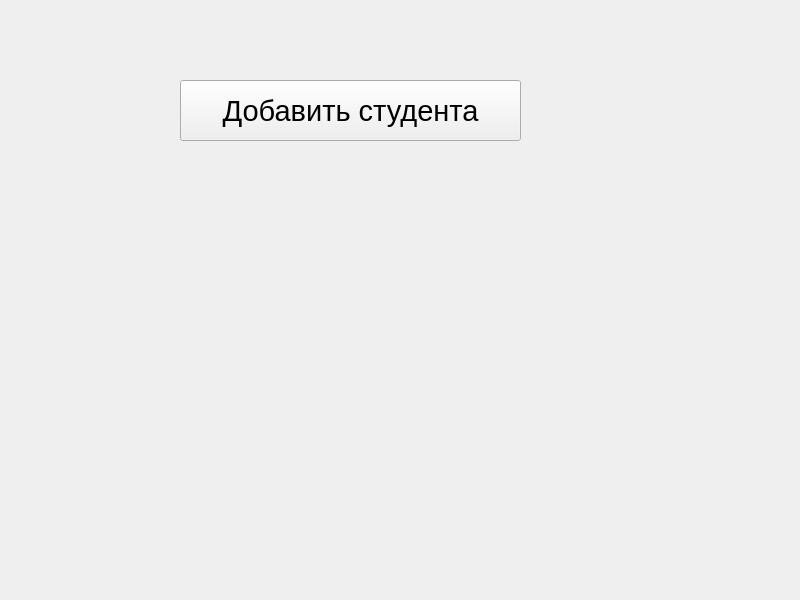
Old version of the form form.ui in the repository dcherep/student.
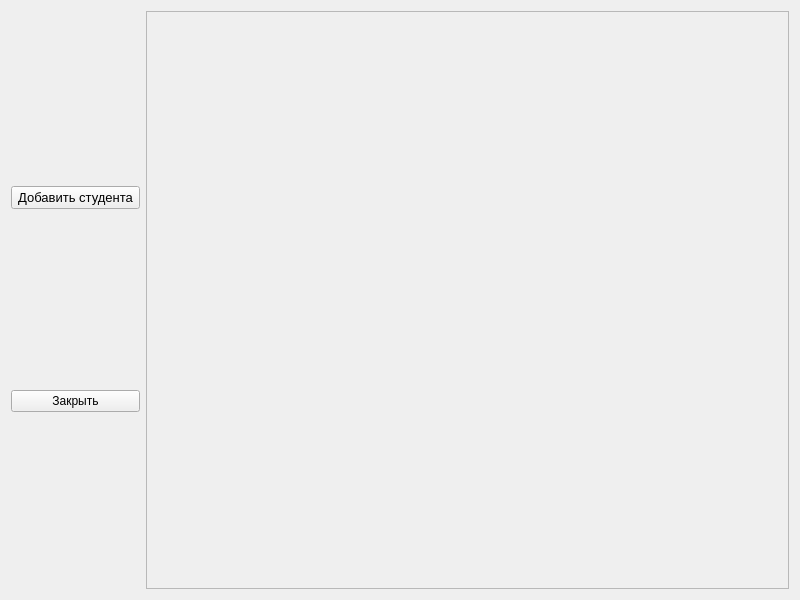
New version of the form.

```diff
--- a/form.ui
+++ b/form.ui
@@ -13,24 +13,49 @@
   <property name="windowTitle">
    <string>Widget</string>
   </property>
+  <layout class="QHBoxLayout" name="horizontalLayout" stretch="1,5">
+   <item>
+    <layout class="QVBoxLayout" name="verticalLayout">
+     <item>
   <widget class="QPushButton" name="pushButton">
-   <property name="geometry">
-    <rect>
-     <x>180</x>
-     <y>80</y>
-     <width>341</width>
-     <height>61</height>
-    </rect>
-   </property>
    <property name="font">
     <font>
-     <pointsize>22</pointsize>
+         <pointsize>10</pointsize>
     </font>
    </property>
    <property name="text">
     <string>Добавить студента</string>
    </property>
   </widget>
+     </item>
+     <item>
+      <widget class="QPushButton" name="pushButton_2">
+       <property name="text">
+        <string>Закрыть</string>
+       </property>
+      </widget>
+     </item>
+    </layout>
+   </item>
+   <item>
+    <widget class="QScrollArea" name="scrollArea">
+     <property name="widgetResizable">
+      <bool>true</bool>
+     </property>
+     <widget class="QWidget" name="scrollAreaWidgetContents">
+      <property name="geometry">
+       <rect>
+        <x>0</x>
+        <y>0</y>
+        <width>645</width>
+        <height>580</height>
+       </rect>
+      </property>
+      <layout class="QVBoxLayout" name="verticalLayout_2"/>
+     </widget>
+    </widget>
+   </item>
+  </layout>
  </widget>
  <resources/>
  <connections/>
```
Lines whose indentation alone changed are shown as unchanged.
